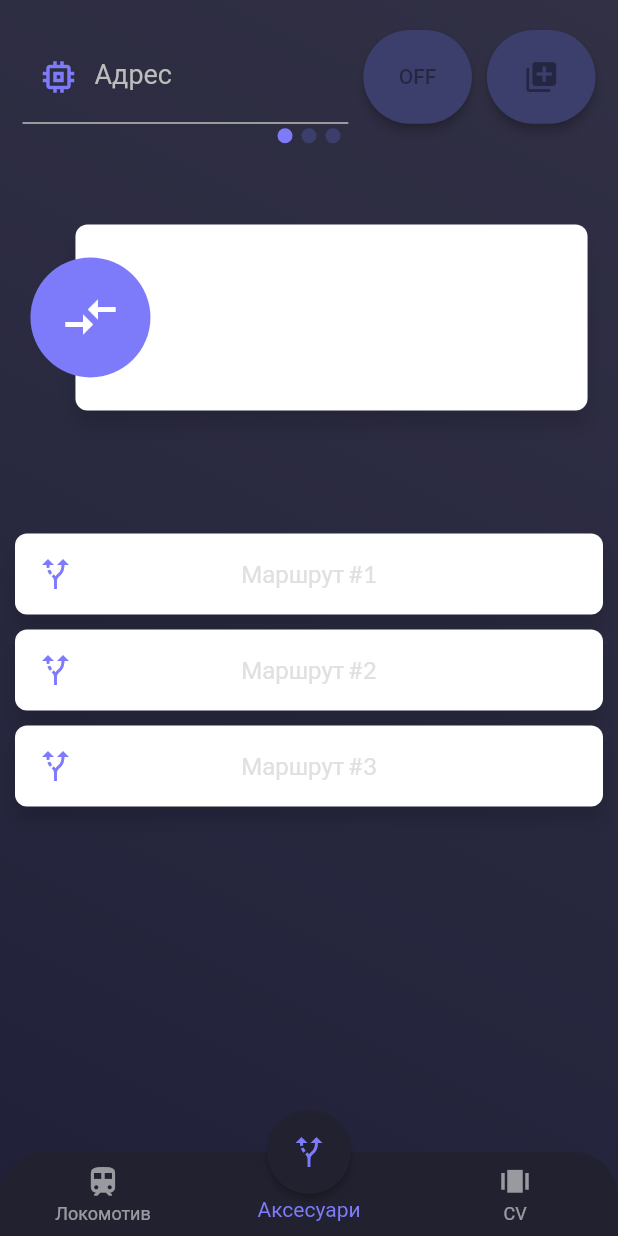
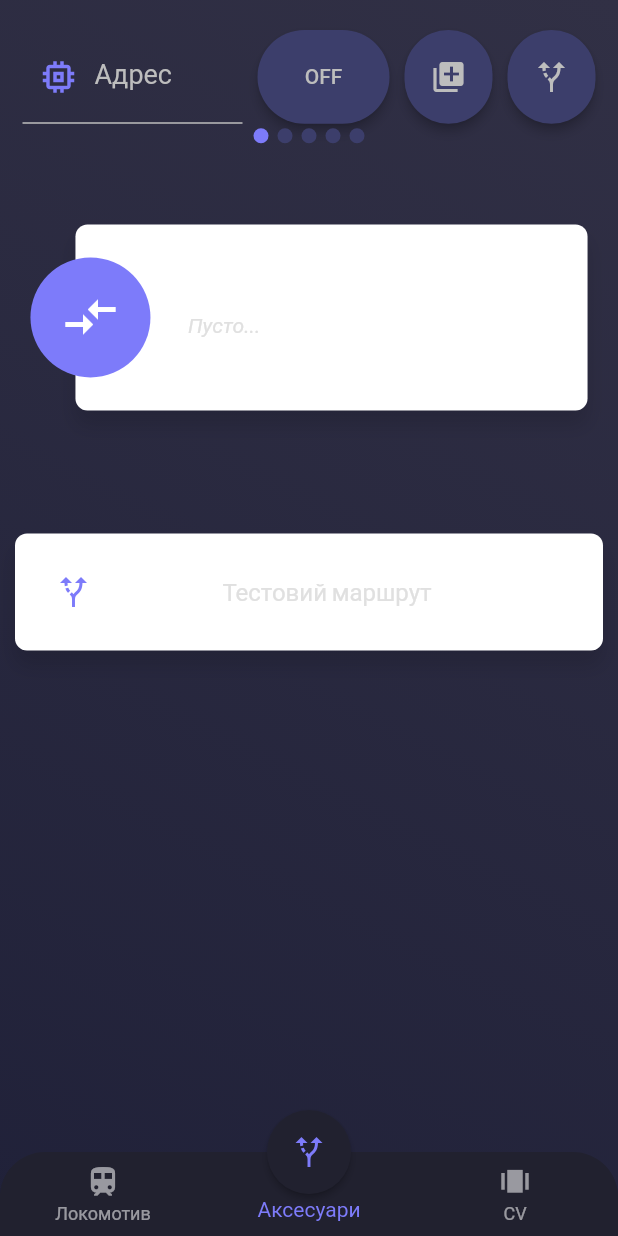
Before and after one commit to demget/remotexpress, a Flutter app: the screen it shows after launch, item 2 of the bottom bar chosen, on a phone screen of 412 x 824 dp. Run offline on Flutter 3.47's test engine with Material 2 defaults, Android fonts, the phone set to English and light mode, and no system bars; drawn by our look-alikes of card_swiper, expandable; our stand-ins replace countup, google_fonts, numberpicker, syncfusion_flutter_gauges, syncfusion_flutter_sliders; missing offline and left inert: clippy_flutter, icon_picker, network_info_plus, syncfusion_flutter_core, window_size; generated files the repository leaves out were written again; statements that could not run were skipped.

Commit message:
pages/accessories: implement groups and routes management

```diff
--- /dev/null
+++ b/lib/models/group.dart
@@ -0,0 +1,14 @@
+import 'package:flutter/material.dart';
+import 'package:remotexpress/net/accessory.dart';
+
+class Group {
+  String name;
+  IconData icon;
+  List<Accessory> accessories = [];
+
+  Group(
+    this.name,
+    this.icon, [
+    List<Accessory>? accessories,
+  ]) : this.accessories = accessories ?? [];
+}
--- a/lib/models/route.dart
+++ b/lib/models/route.dart
@@ -1,6 +1,10 @@
+import 'package:remotexpress/net/accessory.dart';
+
 class Route {
-  String name;
+  final String name;
+  List<Accessory> turnouts = [];
   bool expanded = false;
 
-  Route(this.name);
+  Route(this.name, [List<Accessory>? turnouts])
+      : this.turnouts = turnouts ?? [];
 }
--- a/lib/net/station.dart
+++ b/lib/net/station.dart
@@ -107,7 +107,7 @@ class Station {
   }
 
   void updateAccessory(Accessory accessory) {
-    send(XorCommand([
+    send2(XorCommand([
       0x52,
       (accessory.a - 1) ~/ 4,
       accessory.byte(),
--- a/lib/pages/accessories/accessories.dart
+++ b/lib/pages/accessories/accessories.dart
@@ -1,10 +1,12 @@
 import 'package:flutter/material.dart' hide Route;
-import 'package:remotexpress/net/loco.dart';
+import 'package:remotexpress/models/group.dart';
+import 'package:remotexpress/net/accessory.dart';
 import 'package:remotexpress/pages/accessories/control.dart';
 import 'package:remotexpress/pages/accessories/groups.dart';
 import 'package:remotexpress/pages/accessories/routes.dart';
 import 'package:remotexpress/net/station.dart';
 import 'package:remotexpress/models/route.dart';
+import 'package:remotexpress/widgets/custom_dialog.dart';
 
 class AccessoriesPage extends StatefulWidget {
   final Station station;
@@ -12,17 +14,151 @@ class AccessoriesPage extends StatefulWidget {
   AccessoriesPage(this.station);
 
   @override
-  _AccessoriesPageState createState() => _AccessoriesPageState();
+  _AccessoriesPageState createState() => _AccessoriesPageState(station);
 }
 
 class _AccessoriesPageState extends State<AccessoriesPage> {
-  List<bool> accessories = List.generate(1024, (i) => false);
+  final Station station;
+
+  _AccessoriesPageState(this.station);
+
+  List<Accessory> accessories = List.generate(
+    1024,
+    (i) => Accessory(i + 1),
+  );
+
+  List<Group> groups = [
+    Group('Стрілки', Icons.compare_arrows),
+    Group('Світло', Icons.lightbulb),
+    Group('Звук', Icons.volume_up),
+    Group('Семафори', Icons.traffic),
+    Group('Шлагбауми', Icons.fence),
+  ];
 
   List<Route> routes = [
-    Route('Маршрут #1'),
-    Route('Маршрут #2'),
-    Route('Маршрут #3'),
+    Route(
+      'Тестовий маршрут',
+      [
+        Accessory(3, false),
+        Accessory(2, true),
+        Accessory(4, true),
+        Accessory(5, false),
+      ],
+    ),
   ];
+
+  late String selectedGroup;
+  late String selectedRoute;
+
+  @override
+  void initState() {
+    super.initState();
+    selectedGroup = groups[0].name;
+    selectedRoute = routes[0].name;
+  }
+
+  void onToggle(int i) {
+    final accessory = accessories[i];
+    setState(() => accessory.toggle());
+    station.updateAccessory(accessory);
+  }
+
+  void onAddToGroup(int i) {
+    final accessory = accessories[i];
+
+    CustomDialog.show(
+      context,
+      title: 'Виберіть групу',
+      icon: Icons.add_to_photos,
+      child: StatefulBuilder(
+        builder: (builder, setState) => DropdownButton(
+          value: selectedGroup,
+          isExpanded: true,
+          dropdownColor: Colors.white,
+          items: groups
+              .map<DropdownMenuItem<String>>(
+                (group) => DropdownMenuItem(
+                  child: Text(group.name),
+                  value: group.name,
+                ),
+              )
+              .toList(),
+          onChanged: (group) {
+            setState(() => selectedGroup = group.toString());
+          },
+        ),
+      ),
+      positiveText: 'Додати',
+      negativeText: 'Видалити',
+      onPositivePressed: () {
+        setState(() {
+          final group = groups.where((g) => g.name == selectedGroup).first;
+          if (!group.accessories.contains(accessory)) {
+            group.accessories.add(accessory);
+          }
+        });
+        CustomDialog.pop(context);
+      },
+      onNegativePressed: () {
+        setState(() {
+          final group = groups.where((g) => g.name == selectedGroup).first;
+          group.accessories.remove(accessory);
+        });
+        CustomDialog.pop(context);
+      },
+    );
+  }
+
+  void onAddToRoute(int i) {
+    final accessory = accessories[i];
+
+    CustomDialog.show(
+      context,
+      title: 'Виберіть маршрут',
+      icon: Icons.alt_route,
+      child: DropdownButton(
+        value: selectedRoute,
+        isExpanded: true,
+        dropdownColor: Colors.white,
+        items: routes
+            .map<DropdownMenuItem<String>>(
+              (route) => DropdownMenuItem(
+                child: Text(route.name),
+                value: route.name,
+              ),
+            )
+            .toList(),
+        onChanged: (route) {
+          setState(() => selectedRoute = route.toString());
+        },
+      ),
+      positiveText: 'Додати',
+      negativeText: 'Видалити',
+      onPositivePressed: () {
+        setState(() {
+          final route = routes.where((r) => r.name == selectedRoute).first;
+          if (!route.turnouts.contains(accessory)) {
+            route.turnouts.add(accessory);
+          }
+        });
+        CustomDialog.pop(context);
+      },
+      onNegativePressed: () {
+        setState(() {
+          final route = routes.where((r) => r.name == selectedRoute).first;
+          final turnout = route.turnouts.where((t) => t.a == accessory.a).first;
+          route.turnouts.remove(turnout);
+        });
+        CustomDialog.pop(context);
+      },
+    );
+  }
+
+  void onPlayRoute(Route route) {
+    route.turnouts.forEach((accessory) {
+      station.updateAccessory(accessory);
+    });
+  }
 
   @override
   Widget build(BuildContext context) {
@@ -35,20 +171,25 @@ class _AccessoriesPageState extends State<AccessoriesPage> {
             padding: EdgeInsets.symmetric(horizontal: 15),
             child: AccessoriesControl(
               accessories: accessories,
-              onToggle: (i) {
-                setState(() => accessories[i] = !accessories[i]);
-              },
-              onAdd: (i) {},
+              onToggle: onToggle,
+              onAddToGroup: onAddToGroup,
+              onAddToRoute: onAddToRoute,
             ),
           ),
           Expanded(
             flex: 2,
-            child: AccessoryGroups(),
+            child: AccessoryGroups(
+              groups: groups,
+              onToggle: onToggle,
+            ),
           ),
           SizedBox(height: 10),
           Expanded(
             flex: 3,
-            child: AccessoryRoutes(routes: routes),
+            child: AccessoryRoutes(
+              routes: routes,
+              onPlay: onPlayRoute,
+            ),
           ),
         ],
       ),
--- a/lib/pages/accessories/control.dart
+++ b/lib/pages/accessories/control.dart
@@ -2,17 +2,18 @@ import 'package:flutter/material.dart';
 import 'package:flutter/services.dart';
 import 'package:remotexpress/l10n.dart';
 import 'package:remotexpress/formatters/range.dart';
+import 'package:remotexpress/net/accessory.dart';
 import 'package:remotexpress/widgets/toggle_button.dart';
 
 class AccessoriesControl extends StatefulWidget {
-  List<bool> accessories;
-  void Function(int) onToggle;
-  void Function(int) onAdd;
+  final List<Accessory> accessories;
+  final void Function(int) onToggle, onAddToGroup, onAddToRoute;
 
   AccessoriesControl({
     required this.accessories,
     required this.onToggle,
-    required this.onAdd,
+    required this.onAddToGroup,
+    required this.onAddToRoute,
   });
 
   @override
@@ -22,23 +23,16 @@ class AccessoriesControl extends StatefulWidget {
 class _AccessoriesControlState extends State<AccessoriesControl> {
   TextEditingController controller = TextEditingController();
 
-  // void toggleAccessory() {
-  //   final accessories = widget.accessories;
-  //   int i = (int.tryParse(controller.value.text) ?? 1) - 1;
-  //   if (i < 0 || i >= accessories.length) return;
-  //   setState(() => accessories[i] = !accessories[i]);
-  // }
-
   int address() {
     return (int.tryParse(controller.value.text) ?? 1) - 1;
   }
 
   bool isValid() {
     int i = address();
-    return i > 0 && i < widget.accessories.length;
+    return i >= 0 && i < widget.accessories.length;
   }
 
-  bool currentAccessory() {
+  Accessory currentAccessory() {
     return widget.accessories[address()];
   }
 
@@ -50,7 +44,7 @@ class _AccessoriesControlState extends State<AccessoriesControl> {
         crossAxisAlignment: CrossAxisAlignment.stretch,
         children: [
           Expanded(
-            flex: 3,
+            flex: 5,
             child: TextFormField(
               controller: controller,
               onChanged: (_) => setState(() {}),
@@ -83,25 +77,39 @@ class _AccessoriesControlState extends State<AccessoriesControl> {
           ),
           SizedBox(width: 10),
           Expanded(
-            flex: 1,
+            flex: 3,
             child: ToggleButton(
-              on: currentAccessory(),
-              child: Text(currentAccessory() ? 'ON' : 'OFF'),
+              on: currentAccessory().on,
+              child: Text(currentAccessory().on ? 'ON' : 'OFF'),
               onPressed: isValid() ? () => widget.onToggle(address()) : null,
             ),
           ),
           SizedBox(width: 10),
           Expanded(
-            flex: 1,
+            flex: 2,
             child: Tooltip(
               message: L10n.of(context)!.addToGroupTooltip,
               child: ToggleButton(
                 on: false,
                 child: Icon(Icons.add_to_photos),
-                onPressed: isValid() ? () => widget.onAdd(address()) : null,
+                onPressed:
+                    isValid() ? () => widget.onAddToGroup(address()) : null,
               ),
             ),
-          )
+          ),
+          SizedBox(width: 10),
+          Expanded(
+            flex: 2,
+            child: Tooltip(
+              message: L10n.of(context)!.addToRouteTooltip,
+              child: ToggleButton(
+                on: false,
+                child: Icon(Icons.alt_route),
+                onPressed:
+                    isValid() ? () => widget.onAddToRoute(address()) : null,
+              ),
+            ),
+          ),
         ],
       ),
     );
--- a/lib/pages/accessories/groups.dart
+++ b/lib/pages/accessories/groups.dart
@@ -2,10 +2,17 @@ import 'package:card_swiper/card_swiper.dart';
 import 'package:flutter/material.dart';
 import 'package:google_fonts/google_fonts.dart';
 import 'package:remotexpress/l10n.dart';
+import 'package:remotexpress/models/group.dart';
 import 'package:remotexpress/pages/accessories/buttons.dart';
 
 class AccessoryGroups extends StatefulWidget {
-  AccessoryGroups();
+  final List<Group> groups;
+  final void Function(int)? onToggle;
+
+  AccessoryGroups({
+    required this.groups,
+    required this.onToggle,
+  });
 
   @override
   _AccessoryGroupsState createState() => _AccessoryGroupsState();
@@ -13,17 +20,6 @@ class AccessoryGroups extends StatefulWidget {
 
 class _AccessoryGroupsState extends State<AccessoryGroups> {
   Widget buildItem(BuildContext context, int i) {
-    final title = [
-      L10n.of(context)!.accessoryGroupTurnouts,
-      L10n.of(context)!.accessoryGroupLight,
-      L10n.of(context)!.accessoryGroupSound,
-    ][i];
-    final icon = [
-      Icons.compare_arrows,
-      Icons.lightbulb,
-      Icons.volume_up,
-    ][i];
-
     return Container(
       margin: EdgeInsets.all(10),
       child: Stack(
@@ -56,7 +52,7 @@ class _AccessoryGroupsState extends State<AccessoryGroups> {
                   Padding(
                     padding: EdgeInsets.only(left: 40),
                     child: Text(
-                      title,
+                      widget.groups[i].name,
                       style: GoogleFonts.lato(
                         color: Colors.white,
                         fontSize: 18,
@@ -66,22 +62,26 @@ class _AccessoryGroupsState extends State<AccessoryGroups> {
                   Container(height: 10),
                   Container(
                     height: 40,
-                    child: SingleChildScrollView(
-                      scrollDirection: Axis.horizontal,
-                      padding: EdgeInsets.symmetric(horizontal: 30),
-                      child: AccessoryButtons(),
-                      // LocomotiveFunctions(
-                      //   columns: 6,
-                      //   rows: 1,
-                      //   // offset: index + 1,
-                      //   functions: List.generate(
-                      //     12,
-                      //     (i) => LocoFunction(i),
-                      //   ),
-                      //   onToggle: (_) {},
-                      //   childBuilder: (f) => Text('A${f + 1}'),
-                      // ),
-                    ),
+                    child: widget.groups[i].accessories.length != 0
+                        ? SingleChildScrollView(
+                            scrollDirection: Axis.horizontal,
+                            padding: EdgeInsets.symmetric(horizontal: 30),
+                            child: AccessoryButtons(
+                              accessories: widget.groups[i].accessories,
+                              childBuilder: (a) => Text('A$a'),
+                              onToggle: widget.onToggle,
+                            ),
+                          )
+                        : Padding(
+                            padding: EdgeInsets.only(left: 40),
+                            child: Text(
+                              L10n.of(context)!.accessoriesEmpty,
+                              style: TextStyle(
+                                color: Colors.grey[300],
+                                fontStyle: FontStyle.italic,
+                              ),
+                            ),
+                          ),
                   ),
                 ],
               ),
@@ -94,7 +94,7 @@ class _AccessoryGroupsState extends State<AccessoryGroups> {
               radius: 40,
               backgroundColor: Theme.of(context).primaryColor,
               child: IconButton(
-                icon: Icon(icon),
+                icon: Icon(widget.groups[i].icon),
                 iconSize: 40,
                 color: Colors.white,
                 onPressed: () {},
@@ -109,7 +109,7 @@ class _AccessoryGroupsState extends State<AccessoryGroups> {
   @override
   Widget build(BuildContext context) {
     return Swiper(
-      itemCount: 3,
+      itemCount: widget.groups.length,
       scale: 0.9,
       viewportFraction: 0.95,
       itemBuilder: buildItem,
--- a/lib/pages/accessories/routes.dart
+++ b/lib/pages/accessories/routes.dart
@@ -6,8 +6,12 @@ import 'package:remotexpress/pages/accessories/buttons.dart';
 
 class AccessoryRoutes extends StatefulWidget {
   final List<Route> routes;
+  final void Function(Route route) onPlay;
 
-  AccessoryRoutes({required this.routes});
+  AccessoryRoutes({
+    required this.routes,
+    required this.onPlay,
+  });
 
   @override
   _AccessoryRoutesState createState() => _AccessoryRoutesState();
@@ -18,9 +22,10 @@ class _AccessoryRoutesState extends State<AccessoryRoutes> {
     return Row(
       mainAxisAlignment: MainAxisAlignment.spaceBetween,
       children: [
-        Icon(
-          Icons.alt_route,
+        IconButton(
+          icon: Icon(expanded ? Icons.play_arrow : Icons.alt_route),
           color: Theme.of(context).primaryColor,
+          onPressed: () => widget.onPlay(route),
         ),
         Text(
           route.name,
@@ -69,21 +74,18 @@ class _AccessoryRoutesState extends State<AccessoryRoutes> {
                       expanded: Column(
                         children: [
                           headerRow(context, route, true),
+                          SizedBox(height: 5),
                           Container(
                             height: 40,
-                            padding: EdgeInsets.symmetric(vertical: 5),
                             child: SingleChildScrollView(
                               scrollDirection: Axis.horizontal,
-                              child: AccessoryButtons(),
-                              // LocomotiveFunctions(
-                              //   columns: 5,
-                              //   rows: 1,
-                              //   functions: List.generate(
-                              //     5,
-                              //     (i) => LocoFunction(i, i % 2 == 0),
-                              //   ),
-                              //   childBuilder: (f) => Text('A${f + 1}'),
-                              // ),
+                              child: AbsorbPointer(
+                                child: AccessoryButtons(
+                                  accessories: route.turnouts,
+                                  childBuilder: (a) => Text('A$a'),
+                                  onToggle: null,
+                                ),
+                              ),
                             ),
                           ),
                         ],
--- a/lib/widgets/custom_dialog.dart
+++ b/lib/widgets/custom_dialog.dart
@@ -43,7 +43,8 @@ class CustomDialog extends StatefulWidget {
   }) =>
       showGeneralDialog(
         context: context,
-        barrierDismissible: false,
+        barrierDismissible: true,
+        barrierLabel: '',
         barrierColor: Colors.black54,
         transitionDuration: Duration(milliseconds: 400),
         transitionBuilder: (context, a1, a2, _) {
```
Also changed, not shown: assets/l10n/uk.arb (+5 -2 lines), lib/pages/accessories/buttons.dart (+29 -2 lines).
